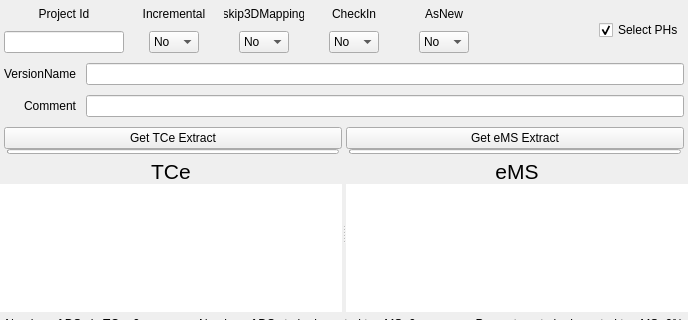
First picture: the form in ebomcompareview.ui, repository MazvydasT/TCeMSComp, before the edit; both pictures show x 0 to 688 and y 0 to 320 of the 688 by 503 pixel window.
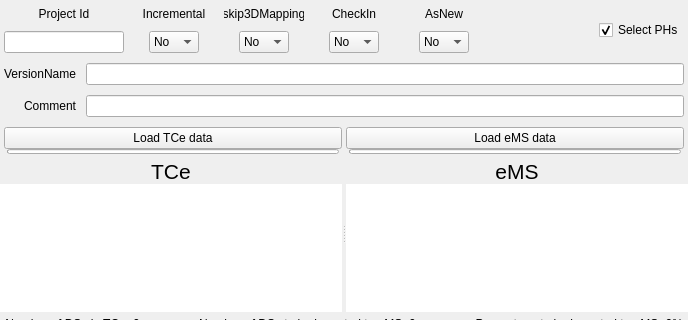
Second picture: the form after the edit.

Commit message: Renamed data load buttons

```diff
--- a/ebomcompareview.ui
+++ b/ebomcompareview.ui
@@ -449,7 +449,7 @@
            <item>
             <widget class="QPushButton" name="pushButtonTce">
              <property name="text">
-              <string>Get TCe Extract</string>
+              <string>Load TCe data</string>
              </property>
             </widget>
            </item>
@@ -508,7 +508,7 @@
            <item>
             <widget class="QPushButton" name="pushButton">
              <property name="text">
-              <string>Get eMS Extract</string>
+              <string>Load eMS data</string>
              </property>
             </widget>
            </item>
```
The commit also changes 1 other file.
